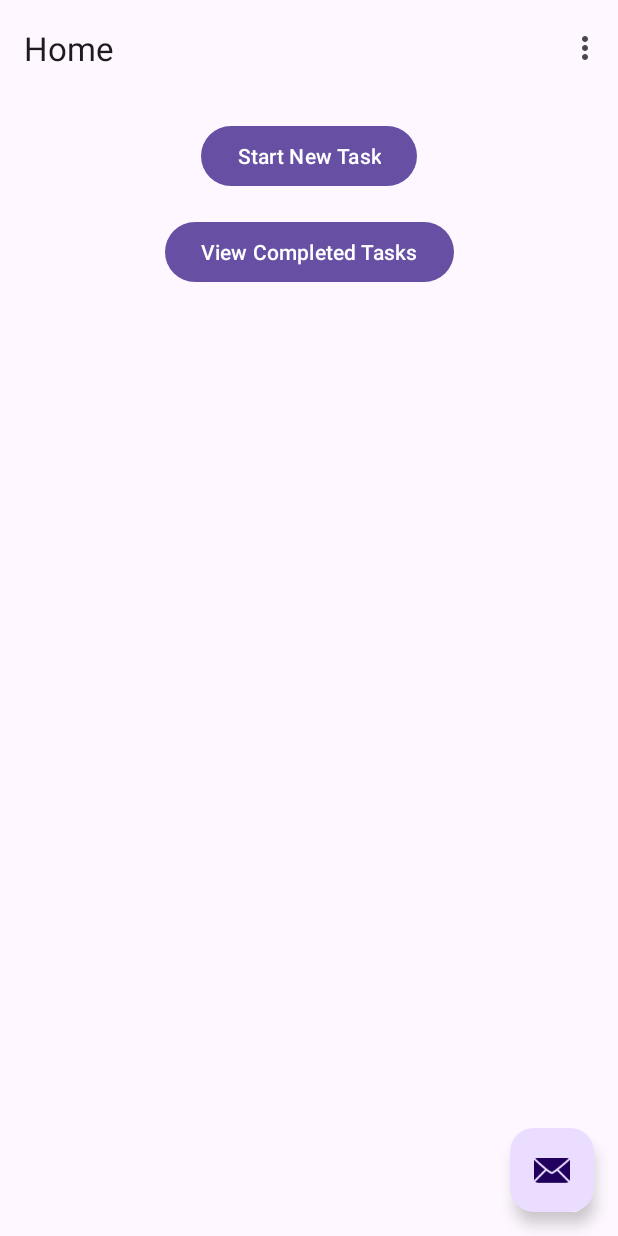
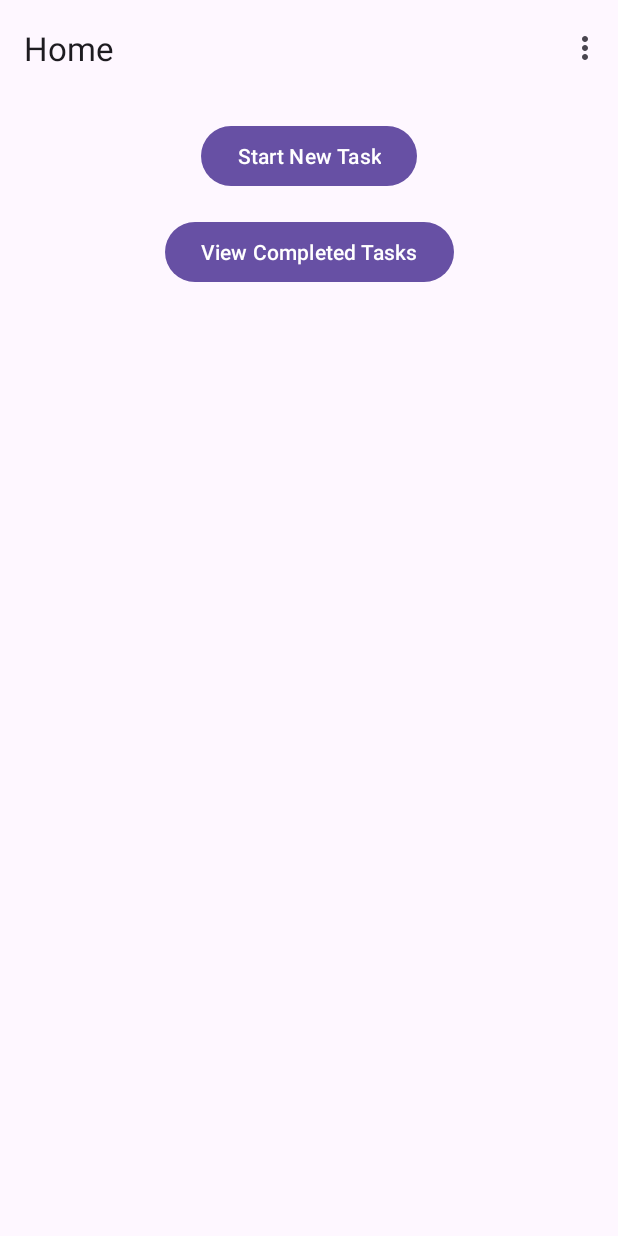
Before and after one commit to tealamore/kthd-app, an Android app: the screen it shows after launch (MainActivity), after a tap on an icon or button, on a phone screen of 412 x 824 dp. Run offline under Robolectric (Android 15) with nearby library versions, the phone set to English and light mode, and no system bars; our stand-ins replace Room's generated code, navigation-ui; network calls fail.

Commit message:
removed email button from template

```diff
--- a/app/src/main/java/com/tealamore/kthd/MainActivity.kt
+++ b/app/src/main/java/com/tealamore/kthd/MainActivity.kt
@@ -1,7 +1,6 @@
 package com.tealamore.kthd
 
 import android.os.Bundle
-import com.google.android.material.snackbar.Snackbar
 import androidx.appcompat.app.AppCompatActivity
 import androidx.activity.enableEdgeToEdge
 import androidx.core.view.ViewCompat
@@ -49,18 +48,9 @@ class MainActivity : AppCompatActivity() {
                 return@addOnDestinationChangedListener
             }
             if (destination.id == R.id.ConsentFragment) {
-                binding.fab.hide()
                 supportActionBar?.setDisplayHomeAsUpEnabled(false)
-            } else {
-                binding.fab.show()
             }
             invalidateOptionsMenu()
-        }
-
-        binding.fab.setOnClickListener { view ->
-            Snackbar.make(view, "Replace with your own action", Snackbar.LENGTH_LONG)
-                .setAction("Action", null)
-                .setAnchorView(R.id.fab).show()
         }
     }
 
--- a/app/src/main/res/layout/activity_main.xml
+++ b/app/src/main/res/layout/activity_main.xml
@@ -22,13 +22,4 @@
 
     <include layout="@layout/content_main" />
 
-    <com.google.android.material.floatingactionbutton.FloatingActionButton
-        android:id="@+id/fab"
-        android:layout_width="wrap_content"
-        android:layout_height="wrap_content"
-        android:layout_gravity="bottom|end"
-        android:layout_marginEnd="@dimen/fab_margin"
-        android:layout_marginBottom="16dp"
-        app:srcCompat="@android:drawable/ic_dialog_email" />
-
 </androidx.coordinatorlayout.widget.CoordinatorLayout>
```
Also changed, not shown: 1 other file.
